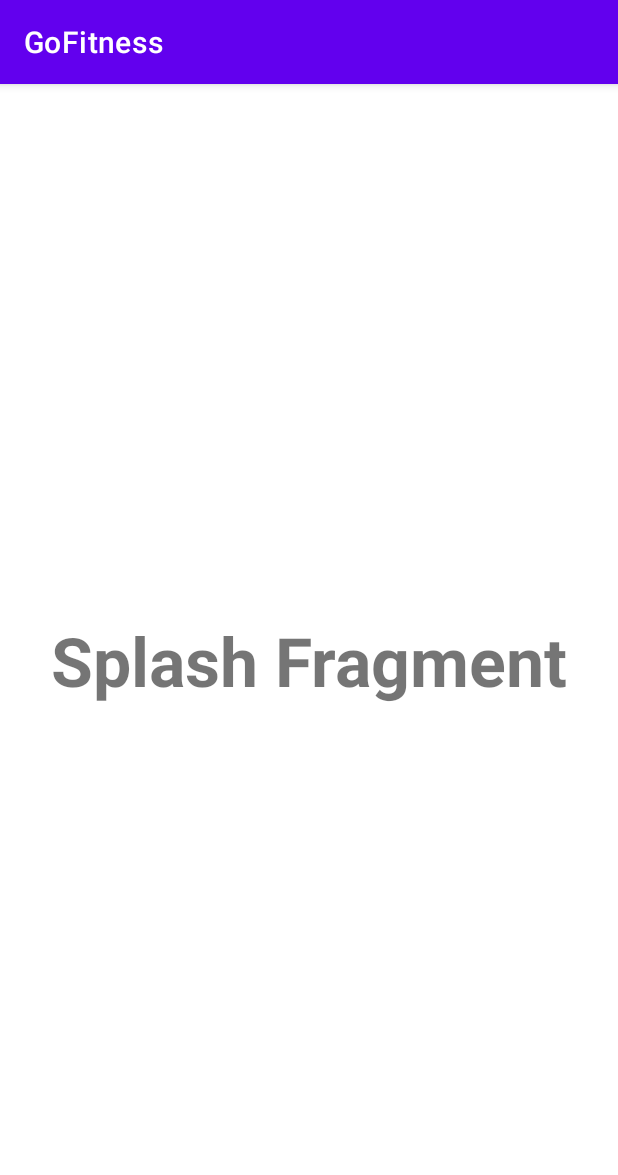
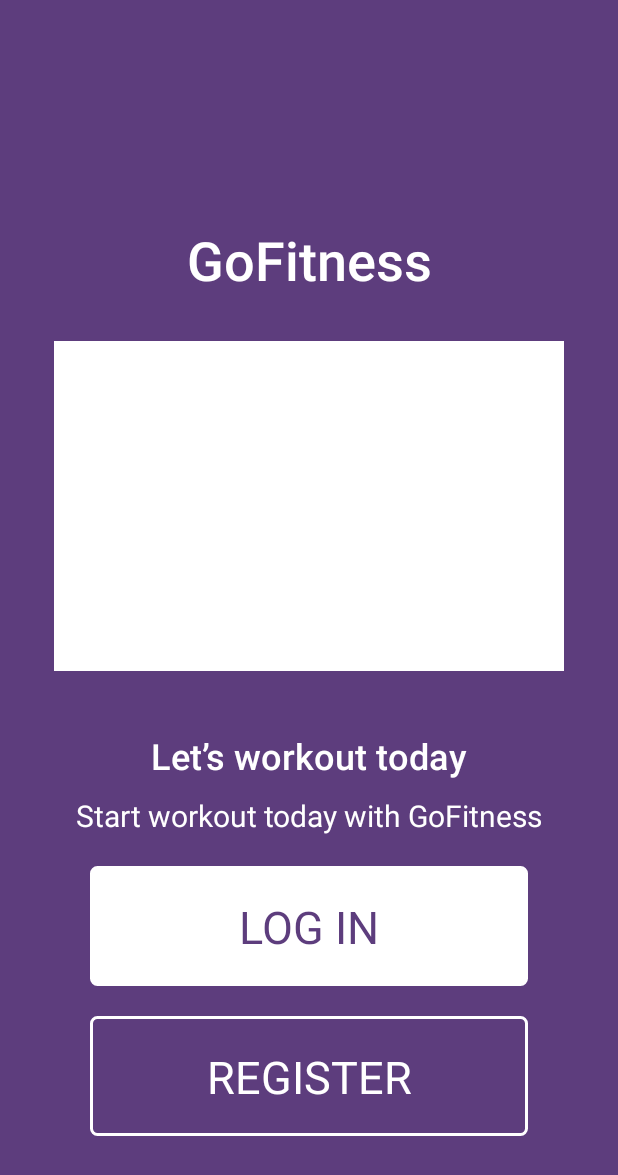
Before and after one commit to nddung1508/gofitness-fe, an Android app: the screen it shows after launch (MainActivity), on a phone screen of 412 x 824 dp. Shown: the top 1175 px of the screen. Run offline under Robolectric (Android 15) with nearby library versions, the phone set to English and light mode, and no system bars.

Commit message:
[Feature] Creating Splash and Starting Screen

```diff
--- a/app/src/main/java/com/example/gofitness/ui/MainActivity.kt
+++ b/app/src/main/java/com/example/gofitness/ui/MainActivity.kt
@@ -24,6 +24,12 @@ class MainActivity : AppCompatActivity() {
         }
     }
 
+    fun addFragment(fragment: Fragment) {
+        supportFragmentManager.inTransaction {
+            add(R.id.main_fragment_container, fragment)
+        }
+    }
+
     private inline fun FragmentManager.inTransaction(func: FragmentTransaction.() -> Unit) {
         val ft = beginTransaction()
         ft.func()
--- /dev/null
+++ b/app/src/main/java/com/example/gofitness/ui/login/LoginFragment.kt
@@ -0,0 +1,95 @@
+package com.example.gofitness.ui.login
+
+import android.os.Bundle
+import android.os.Handler
+import android.os.Looper
+import android.view.LayoutInflater
+import android.view.View
+import android.view.ViewGroup
+import android.widget.ImageView
+import androidx.fragment.app.Fragment
+import androidx.viewpager.widget.PagerAdapter
+import androidx.viewpager.widget.ViewPager
+import com.example.gofitness.R
+import com.example.gofitness.databinding.FragmentLoginBinding
+import java.util.*
+
+class LoginFragment : Fragment() {
+    private lateinit var binding : FragmentLoginBinding
+    private val imageList = listOf(R.color.white, R.color.black, R.color.teal_200)
+    private var currentImageIndex : Int = 0
+    private val timer = Timer()
+    private lateinit var timerTask: TimerTask
+    private val handler = Handler(Looper.getMainLooper())
+    private lateinit var viewPager: ViewPager
+
+
+    override fun onCreateView(
+        inflater: LayoutInflater,
+        container: ViewGroup?,
+        savedInstanceState: Bundle?
+    ): View? {
+        binding = FragmentLoginBinding.inflate(inflater, container, false)
+        viewPager = binding.ivText
+        viewPager.adapter = ImagePagerAdapter()
+        viewPager.setPageTransformer(false, SlideRightTransformer())
+        return binding.root
+    }
+
+    override fun onViewCreated(view: View, savedInstanceState: Bundle?) {
+        super.onViewCreated(view, savedInstanceState)
+        timerTask = object : TimerTask() {
+            override fun run() {
+                handler.post {
+                    val nextItem = (viewPager.currentItem + 1) % imageList.size
+                    viewPager.setCurrentItem(nextItem, true)
+                }
+            }
+        }
+        timer.schedule(timerTask, 5000, 5000)
+        viewPager.addOnPageChangeListener(object : ViewPager.OnPageChangeListener {
+            override fun onPageScrolled(
+                position: Int,
+                positionOffset: Float,
+                positionOffsetPixels: Int
+            ) {
+                currentImageIndex = position
+            }
+
+            override fun onPageSelected(position: Int) {
+            }
+
+            override fun onPageScrollStateChanged(state: Int) {
+            }
+        })
+    }
+
+    private inner class ImagePagerAdapter : PagerAdapter() {
+        override fun getCount(): Int {
+            return imageList.size
+        }
+
+        override fun instantiateItem(container: ViewGroup, position: Int): Any {
+            val imageView = ImageView(container.context)
+            imageView.scaleType = ImageView.ScaleType.CENTER_CROP
+            imageView.setImageResource(imageList[position])
+            container.addView(imageView)
+            return imageView
+        }
+
+        override fun destroyItem(container: ViewGroup, position: Int, `object`: Any) {
+            container.removeView(`object` as View)
+        }
+
+        override fun isViewFromObject(view: View, `object`: Any): Boolean {
+            return view == `object`
+        }
+    }
+
+    //Avoid memory leak
+    override fun onDestroy() {
+        super.onDestroy()
+        timerTask.cancel()
+        timer.cancel()
+    }
+}
--- /dev/null
+++ b/app/src/main/java/com/example/gofitness/ui/login/SlideRightTransformer.kt
@@ -0,0 +1,33 @@
+package com.example.gofitness.ui.login
+
+import android.view.View
+import androidx.viewpager.widget.ViewPager
+
+class SlideRightTransformer : ViewPager.PageTransformer {
+    override fun transformPage(page: View, position: Float) {
+        val width = page.width
+        when {
+            position < -1 -> // Page is off-screen to the left
+                page.alpha = 0f
+            position <= 0 -> { // Page is transitioning to the center or to the right
+                page.alpha = 1f
+                page.translationX = 0f
+                page.scaleX = 1f
+                page.scaleY = 1f
+            }
+            position <= 1 -> { // Page is transitioning to the left
+                page.alpha = 1 - position
+                page.translationX = width * -position
+                val scaleFactor = MIN_SCALE + (1 - MIN_SCALE) * (1 - Math.abs(position))
+                page.scaleX = scaleFactor
+                page.scaleY = scaleFactor
+            }
+            else -> // Page is off-screen to the right
+                page.alpha = 0f
+        }
+    }
+
+    companion object {
+        private const val MIN_SCALE = 0.85f
+    }
+}
--- a/app/src/main/java/com/example/gofitness/ui/splash/SplashFragment.kt
+++ b/app/src/main/java/com/example/gofitness/ui/splash/SplashFragment.kt
@@ -1,11 +1,14 @@
 package com.example.gofitness.ui.splash
 
+import android.content.Context
 import android.os.Bundle
 import android.view.LayoutInflater
 import android.view.View
 import android.view.ViewGroup
 import androidx.fragment.app.Fragment
 import com.example.gofitness.databinding.FragmentSplashBinding
+import com.example.gofitness.ui.MainActivity
+import com.example.gofitness.ui.login.LoginFragment
 
 class SplashFragment  : Fragment() {
 private lateinit var binding: FragmentSplashBinding
@@ -16,8 +19,25 @@ private lateinit var binding: FragmentSplashBinding
         savedInstanceState: Bundle?
     ): View? {
         binding = FragmentSplashBinding.inflate(inflater, container, false)
+        handleNextScreen()
         return binding.root
     }
+    private fun handleNextScreen(){
+        navigateScreen(NAVIGATE_TO_LOGIN)
+    }
 
+    fun navigateScreen(screenName: String) {
+        when (screenName) {
+            NAVIGATE_TO_LOGIN -> {
+                val loginFragment =  LoginFragment()
+                this.binding.root.isClickable = false
+                (requireActivity() as MainActivity).addFragment(loginFragment)
+            }
+        }
+    }
+
+    companion object {
+        const val NAVIGATE_TO_LOGIN = "SPLASH_TO_LOGIN"
+    }
 
 }
--- /dev/null
+++ b/app/src/main/res/drawable/btn_white_corner.xml
@@ -0,0 +1,6 @@
+<?xml version="1.0" encoding="utf-8"?>
+<shape xmlns:android="http://schemas.android.com/apk/res/android">
+    <stroke android:width="@dimen/dp_2" android:color="@color/white" />
+    <solid android:color="@color/white"/>
+    <corners android:radius="@dimen/dp_4"/>
+</shape>
--- /dev/null
+++ b/app/src/main/res/drawable/btn_white_outline_bg.xml
@@ -0,0 +1,6 @@
+<?xml version="1.0" encoding="utf-8"?>
+<shape xmlns:android="http://schemas.android.com/apk/res/android">
+    <stroke android:width="@dimen/dp_2" android:color="@color/white" />
+    <solid android:color="@color/purpleVictoria"/>
+    <corners android:radius="@dimen/dp_4"/>
+</shape>
--- /dev/null
+++ b/app/src/main/res/layout/fragment_login.xml
@@ -0,0 +1,99 @@
+<?xml version="1.0" encoding="utf-8"?>
+<androidx.constraintlayout.widget.ConstraintLayout xmlns:android="http://schemas.android.com/apk/res/android"
+    android:layout_width="match_parent"
+    android:layout_height="match_parent"
+    xmlns:app="http://schemas.android.com/apk/res-auto"
+    android:background="@color/purpleVictoria">
+
+    <TextView
+        android:id="@+id/tv_gofitness"
+        android:layout_width="wrap_content"
+        android:layout_height="wrap_content"
+        android:text="GoFitness"
+        android:textColor="@color/white"
+        style="@style/Textview.Semibold.Display.MD"
+        app:layout_constraintStart_toStartOf="parent"
+        app:layout_constraintEnd_toEndOf="parent"
+        app:layout_constraintBottom_toTopOf="@id/iv_text"
+        android:layout_marginBottom="@dimen/dp_30"
+        />
+
+    <androidx.viewpager.widget.ViewPager
+        android:id="@+id/iv_text"
+        android:layout_width="340dp"
+        android:layout_height="220dp"
+        android:layout_marginBottom="@dimen/dp_150"
+        app:layout_constraintStart_toStartOf="parent"
+        app:layout_constraintEnd_toEndOf="parent"
+        app:layout_constraintTop_toTopOf="parent"
+        app:layout_constraintBottom_toBottomOf="parent" />
+    <TextView
+        android:id="@+id/tv_message"
+        android:layout_width="wrap_content"
+        android:layout_height="wrap_content"
+        android:text="Let’s workout today"
+        android:textColor="@color/white"
+        style="@style/Textview.Semibold.Display.XS"
+        app:layout_constraintStart_toStartOf="parent"
+        app:layout_constraintEnd_toEndOf="parent"
+        app:layout_constraintTop_toBottomOf="@id/iv_text"
+        android:layout_marginTop="@dimen/dp_40"
+        />
+    <TextView
+        android:id="@+id/tv_message_detail"
+        android:layout_width="wrap_content"
+        android:layout_height="wrap_content"
+        android:text="Start workout today with GoFitness"
+        android:textColor="@color/white"
+        style="@style/Textview.Regular.XL"
+        android:layout_marginTop="@dimen/dp_10"
+        app:layout_constraintStart_toStartOf="parent"
+        app:layout_constraintEnd_toEndOf="parent"
+        app:layout_constraintTop_toBottomOf="@id/tv_message" />
+
+    <androidx.constraintlayout.widget.ConstraintLayout
+        android:id="@+id/btn_login"
+        android:layout_width="match_parent"
+        android:layout_height="@dimen/dp_80"
+        android:background="@drawable/btn_white_corner"
+        android:layout_marginTop="@dimen/dp_20"
+        android:layout_marginHorizontal="@dimen/dp_60"
+        app:layout_constraintTop_toBottomOf="@id/tv_message_detail">
+        <TextView
+            android:layout_width="wrap_content"
+            android:layout_height="wrap_content"
+            app:layout_constraintStart_toStartOf="parent"
+            app:layout_constraintEnd_toEndOf="parent"
+            app:layout_constraintTop_toTopOf="parent"
+            app:layout_constraintBottom_toBottomOf="parent"
+            style="@style/Textview.Regular.Display.SM"
+            android:text="LOG IN"
+            android:textColor="@color/purpleVictoria"/>
+
+    </androidx.constraintlayout.widget.ConstraintLayout>
+
+    <androidx.constraintlayout.widget.ConstraintLayout
+        android:id="@+id/btn_register"
+        android:layout_width="match_parent"
+        android:layout_height="@dimen/dp_80"
+        android:layout_marginTop="@dimen/dp_20"
+        android:layout_marginHorizontal="@dimen/dp_60"
+        android:background="@drawable/btn_white_outline_bg"
+        app:layout_constraintTop_toBottomOf="@id/btn_login">
+
+        <TextView
+            android:layout_width="wrap_content"
+            android:layout_height="wrap_content"
+            app:layout_constraintStart_toStartOf="parent"
+            app:layout_constraintEnd_toEndOf="parent"
+            app:layout_constraintTop_toTopOf="parent"
+            app:layout_constraintBottom_toBottomOf="parent"
+            style="@style/Textview.Regular.Display.SM"
+            android:text="REGISTER"
+            android:textColor="@color/white"/>
+
+    </androidx.constraintlayout.widget.ConstraintLayout>
+
+
+
+</androidx.constraintlayout.widget.ConstraintLayout>
--- a/app/src/main/res/values/colors.xml
+++ b/app/src/main/res/values/colors.xml
@@ -1,5 +1,6 @@
 <?xml version="1.0" encoding="utf-8"?>
 <resources>
+    <color name="colorGray900">#101828</color>
     <color name="purple_200">#FFBB86FC</color>
     <color name="purple_500">#FF6200EE</color>
     <color name="purple_700">#FF3700B3</color>
@@ -7,4 +8,12 @@
     <color name="teal_700">#FF018786</color>
     <color name="black">#FF000000</color>
     <color name="white">#FFFFFFFF</color>
+    <color name="purpleVictoria">#5D3D7D</color>
+    <!-- Neutral -->
+    <color name="colorNeutral01">#191737</color>
+    <color name="colorNeutral02">#3E4054</color>
+    <color name="colorNeutral03">#686E97</color>
+    <color name="colorNeutral04">#BEC2D7</color>
+    <color name="colorNeutral05">#E6EAF7</color>
+    <color name="colorNeutral06">#FFFFFF</color>
 </resources>
--- a/app/src/main/res/values/themes.xml
+++ b/app/src/main/res/values/themes.xml
@@ -1,6 +1,6 @@
 <resources xmlns:tools="http://schemas.android.com/tools">
     <!-- Base application theme. -->
-    <style name="Theme.GoFitness" parent="Theme.MaterialComponents.DayNight.DarkActionBar">
+    <style name="Theme.GoFitness" parent="Theme.AppCompat.Light.NoActionBar">
         <!-- Primary brand color. -->
         <item name="colorPrimary">@color/purple_500</item>
         <item name="colorPrimaryVariant">@color/purple_700</item>
```
Also changed, not shown: app/src/main/res/values/dimen.xml (added, +165 -0 lines), app/src/main/res/values/styles.xml (added, +135 -0 lines).
